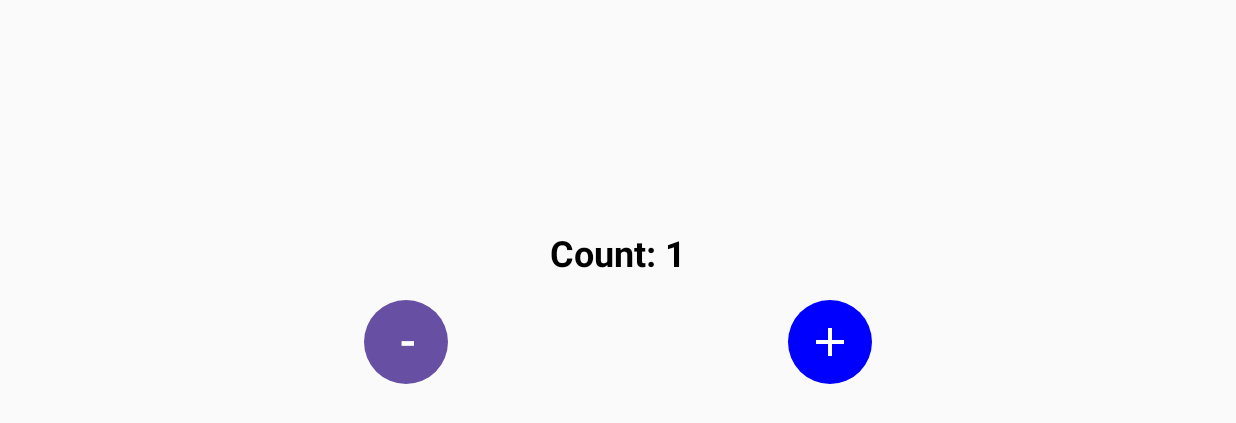
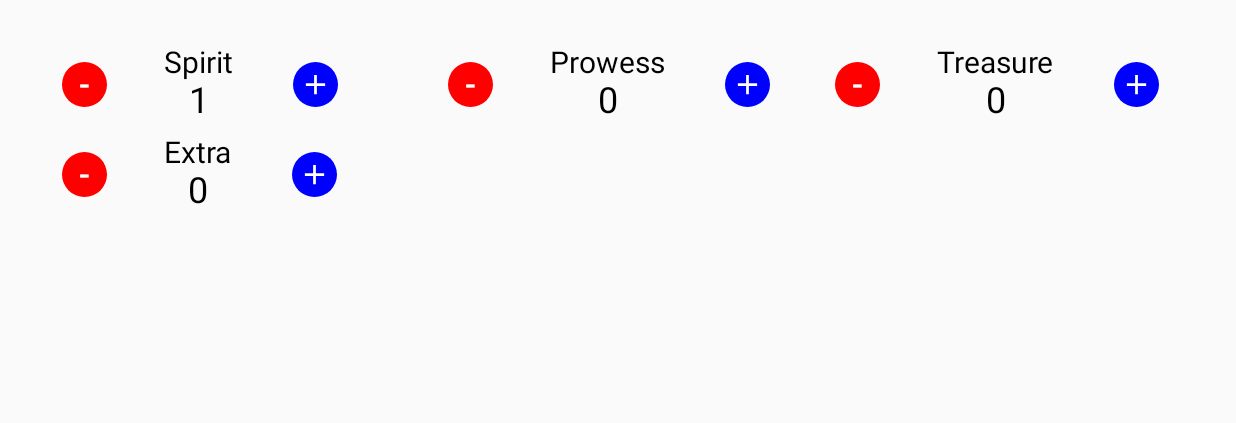
Before and after one commit to PriteshPatel3/SaltSlinger, an Android app built with Jetpack Compose: the screen it shows after launch (MainActivity), after a tap on "Button", on a phone screen of 824 x 412 dp (held sideways). Shown: the top 423 px of the screen. Run offline under Robolectric (Android 15) with nearby library versions, the phone set to English and light mode, and no system bars.

Commit message:
added the general buttons for spirit, prowess and treasure. used flowrow so it can overflow to next row

```diff
--- a/app/src/main/java/com/example/myapplication/MainActivity.kt
+++ b/app/src/main/java/com/example/myapplication/MainActivity.kt
@@ -1,10 +1,20 @@
 package com.example.myapplication
 
+import android.graphics.Rect
 import android.os.Bundle
+import android.view.TouchDelegate
+import android.view.View
+import android.widget.Button
 import androidx.activity.ComponentActivity
+import androidx.activity.SystemBarStyle
 import androidx.activity.compose.setContent
+import androidx.activity.enableEdgeToEdge
+import androidx.compose.foundation.clickable
 import androidx.compose.foundation.layout.Arrangement
+import androidx.compose.foundation.layout.Box
 import androidx.compose.foundation.layout.Column
+import androidx.compose.foundation.layout.ExperimentalLayoutApi
+import androidx.compose.foundation.layout.FlowRow
 import androidx.compose.foundation.layout.PaddingValues
 import androidx.compose.foundation.layout.Row
 import androidx.compose.foundation.layout.Spacer
@@ -13,6 +23,7 @@ import androidx.compose.foundation.layout.fillMaxWidth
 import androidx.compose.foundation.layout.height
 import androidx.compose.foundation.layout.padding
 import androidx.compose.foundation.layout.size
+import androidx.compose.foundation.layout.width
 import androidx.compose.foundation.shape.CircleShape
 import androidx.compose.material.icons.Icons
 import androidx.compose.material.icons.filled.Add
@@ -34,95 +45,122 @@ import androidx.compose.ui.text.font.FontWeight
 import androidx.compose.ui.unit.dp
 import androidx.compose.ui.unit.sp
 
-var x: Int = 0
 
 class MainActivity : ComponentActivity() {
     override fun onCreate(savedInstanceState: Bundle?) {
         super.onCreate(savedInstanceState)
+        // Hide status bar (NEW)
+        enableEdgeToEdge(
+            statusBarStyle = SystemBarStyle.dark(android.graphics.Color.TRANSPARENT)
+        )
+
         setContent {
-            CounterButtons()
+            GameResourceTracker()
         }
     }
 }
 
+@OptIn(ExperimentalLayoutApi::class)
 @Composable
-fun Greeting(name: String, modifier: Modifier = Modifier) {
-    Surface(color = Color.Cyan) {
-        Text(
-            text = "Hi, my name is $name!",
-            modifier = modifier
-        )
-    }
-}
-@Composable
-fun FilledButtonExample(onClick: () -> Unit) {
-    Button(onClick = { onClick() }) {
-        Text("Filled")
+fun GameResourceTracker() {
+    var spirit by remember { mutableStateOf(0) }
+    var prowess by remember { mutableStateOf(0) }
+    var treasure by remember { mutableStateOf(0) }
+    var extraResource by remember { mutableStateOf(0) }
+
+    // Row to arrange everything horizontally
+    FlowRow(
+        modifier = Modifier
+            .fillMaxSize()
+            .padding(25.dp),
+        horizontalArrangement = Arrangement.SpaceEvenly,
+    ) {
+        CounterColumn("Spirit", spirit, { spirit++ }, { spirit-- }, Modifier.weight(1f))
+        CounterColumn("Prowess", prowess, { prowess++ }, { prowess-- } , Modifier.weight(1f))
+        CounterColumn("Treasure", treasure, { treasure++ }, { treasure-- } , Modifier.weight(1f))
+        CounterColumn("Extra", extraResource, { extraResource++ }, { extraResource-- } , Modifier.weight(1f)) // Fourth column
     }
 }
 
 @Composable
-fun CounterButtons() {
-    // Step 1: Create a state variable to track the count
-    var count by remember { mutableStateOf(0) }
-
-    // Step 2: Layout the UI using Column
-    Column(
+fun CounterColumn(
+    label: String,
+    count: Int,
+    onIncrement: () -> Unit,
+    onDecrement: () -> Unit,
+    modifier: Modifier = Modifier
+) {
+    Row(
+        horizontalArrangement = Arrangement.spacedBy(8.dp),
+        verticalAlignment = Alignment.CenterVertically,
+        modifier = modifier
+    ) {
+        // Decrement Button with expanded hitbox
+        Box(
             modifier = Modifier
-            .fillMaxSize()
-            .padding(16.dp),
-        verticalArrangement = Arrangement.Center,
-        horizontalAlignment = Alignment.CenterHorizontally
+                // Increase the clickable area (e.g., 48.dp is Material Design minimum)
+                .size(60.dp) // Larger touch area
+                .clickable(onClick = onDecrement) // Handle click
         ) {
-        // Step 3: Display the count
-        Text(
-            text = "Count: $count",
-            fontSize = 24.sp,
-            fontWeight = FontWeight.Bold
-        )
-
-        Spacer(modifier = Modifier.height(16.dp)) // Space between text and buttons
-
-        // Step 4: Create a row to hold the "-" and "+" buttons
-        Row(
-            modifier = Modifier.fillMaxWidth(),
-            horizontalArrangement = Arrangement.SpaceEvenly // Space buttons evenly
-        ) {
-            // Minus Button (-)
             Button(
-                onClick = { count-- },
-                modifier = Modifier.size(56.dp) // Adjust size as needed
+                onClick = onDecrement, // Empty onClick since parent Box handles it
+                modifier = Modifier
+                    .size(30.dp) // Visible size remains 30.dp
+                    .align(Alignment.Center), // Center within the larger hitbox
+                colors = ButtonDefaults.buttonColors(containerColor = Color.Red),
+                contentPadding = PaddingValues(0.dp) // Adjust padding
             ) {
                 Text(
                     text = "-",
-                    fontSize = 32.sp // Adjust font size as needed
-                )
-            }
-
-            // Plus Button (+)
-            CircularButton(
-                icon = Icons.Default.Add, // Use "+" icon
-                onClick = { count++ }
+                    fontSize = 22.sp
                 )
             }
         }
+
+        Spacer(modifier = Modifier.width(8.dp))
+
+        Column(
+            horizontalAlignment = Alignment.CenterHorizontally
+        ) {
+            Text(text = label, fontSize = 20.sp, color = Color.Black)
+            Text(text = count.toString(), fontSize = 24.sp, color = Color.Black)
         }
 
-// Reusable function to create circular buttons
+        Spacer(modifier = Modifier.width(8.dp))
+
+        // Increment Button with expanded hitbox
+        CircularButton(
+            icon = Icons.Default.Add,
+            onClick = onIncrement
+        )
+    }
+}
+
 @Composable
-fun CircularButton(icon: ImageVector, onClick: () -> Unit) {
+fun CircularButton(
+    icon: ImageVector,
+    onClick: () -> Unit
+) {
+    Box(
+        modifier = Modifier
+            .size(60.dp) // Larger touch area
+            .clickable(onClick = onClick) // Handle click
+    ) {
         Button(
-        onClick = onClick,
+            onClick = onClick, // Empty onClick since parent Box handles it
             shape = CircleShape,
             colors = ButtonDefaults.buttonColors(containerColor = Color.Blue),
-        modifier = Modifier.size(56.dp), // Button size
-        contentPadding = PaddingValues(8.dp) // Allow larger icon
+            modifier = Modifier
+                .size(30.dp) // Visible size remains 30.dp
+                .align(Alignment.Center), // Center within the larger hitbox
+            contentPadding = PaddingValues(0.dp)
         ) {
             Icon(
                 imageVector = icon,
                 contentDescription = "Button",
                 tint = Color.White,
-            modifier = Modifier.size(32.dp) // Bigger icon
+                modifier = Modifier.size(22.dp)
             )
         }
     }
+}
```
Lines whose indentation alone changed are shown as unchanged.
